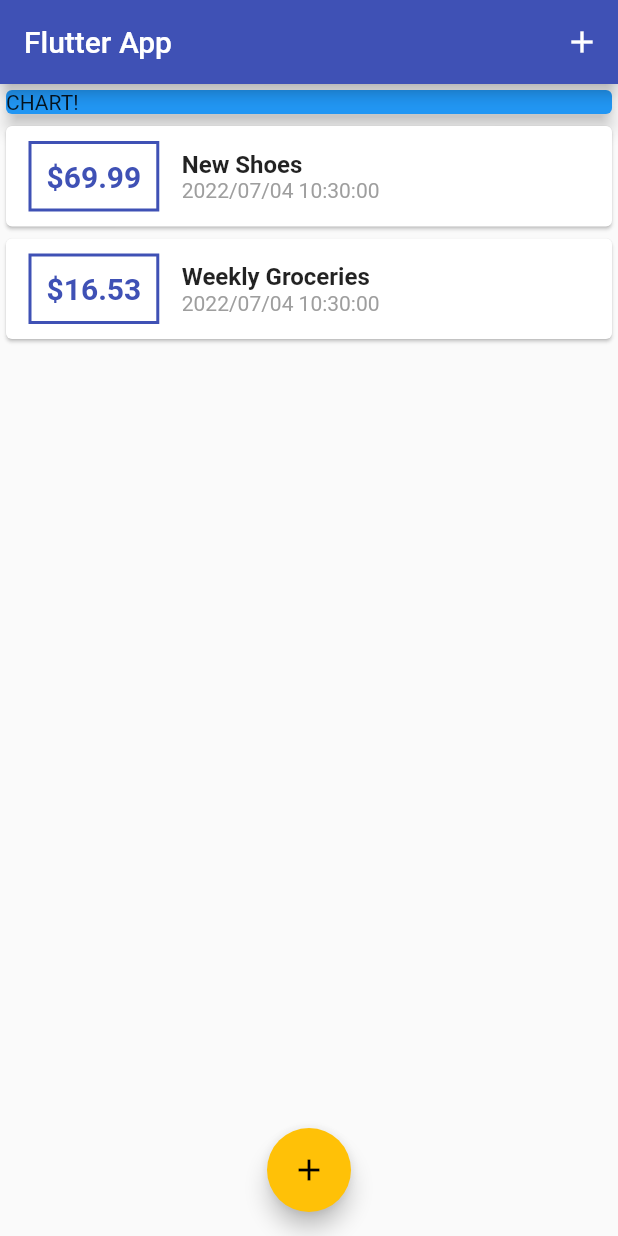
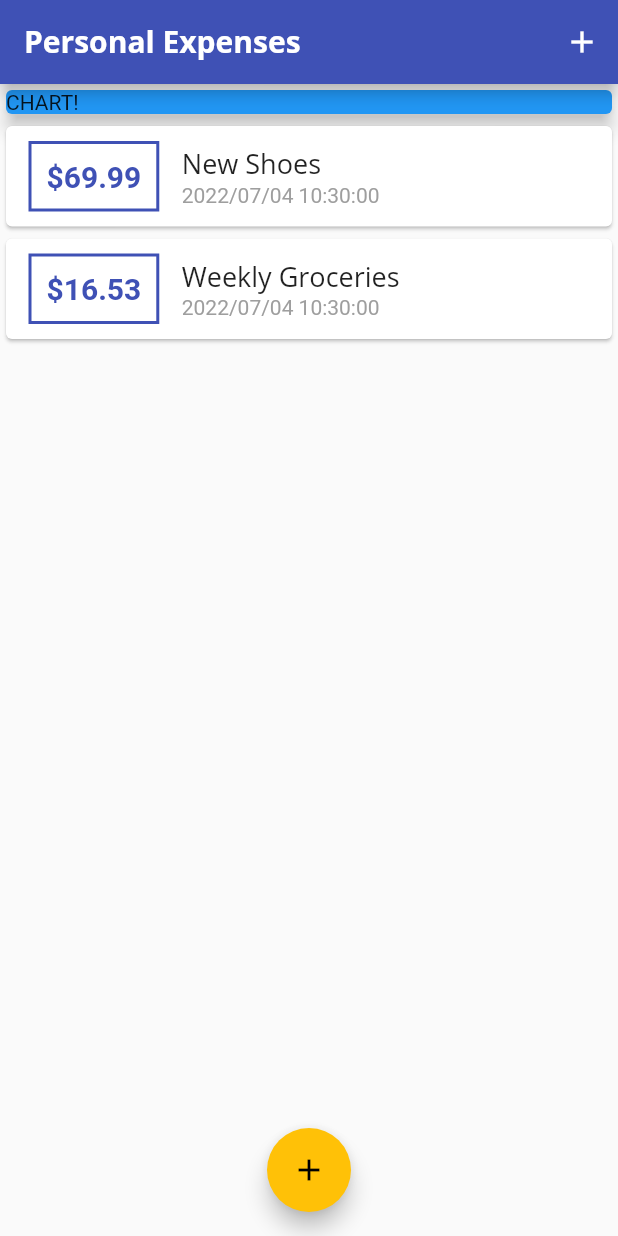
Before and after one commit to sanchoco/personal_expenses_app, a Flutter app: the screen it shows after launch, on a phone screen of 412 x 824 dp. Run offline on Flutter 3.47's test engine with Material 2 defaults, Android fonts, the phone set to English and light mode, and no system bars.

Commit message:
add font, theme style

```diff
--- a/lib/main.dart
+++ b/lib/main.dart
@@ -11,7 +11,21 @@ class MyApp extends StatelessWidget {
     return MaterialApp(
       title: 'Personal Expenses',
       theme: ThemeData(
+        fontFamily: 'Quicksand',
         primarySwatch: Colors.indigo,
+        textTheme: ThemeData.light().textTheme.copyWith(
+              headline6: TextStyle(
+                fontFamily: 'OpenSans',
+                fontSize: 18,
+              ),
+            ),
+        appBarTheme: AppBarTheme(
+          titleTextStyle: TextStyle(
+            fontFamily: 'OpenSans',
+            fontSize: 20,
+            fontWeight: FontWeight.bold,
+          ),
+        ),
         colorScheme: ColorScheme.fromSwatch(
           primarySwatch: Colors.indigo,
           accentColor: Colors.amber,
@@ -62,7 +76,9 @@ class _MyHomePageState extends State<MyHomePage> {
   Widget build(BuildContext context) {
     return Scaffold(
       appBar: AppBar(
-        title: Text('Flutter App'),
+        title: Text(
+          'Personal Expenses',
+        ),
         actions: [
           IconButton(
             icon: Icon(Icons.add),
--- a/lib/widgets/transaction_list.dart
+++ b/lib/widgets/transaction_list.dart
@@ -29,7 +29,7 @@ class TransactionList extends StatelessWidget {
                   children: [
                     Text(
                       transactions[index].title,
-                      style: TextStyle(fontWeight: FontWeight.bold, fontSize: 16),
+                      style: Theme.of(context).textTheme.headline6,
                     ),
                     Text(
                       '${DateFormat('yyyy/MM/dd HH:mm:ss').format(transactions[index].date)}',
```
Also changed, not shown: pubspec.yaml (+13 -12 lines), assets/fonts/OpenSans-Bold.ttf (added), assets/fonts/OpenSans-Regular.ttf (added), assets/fonts/Quicksand-Bold.ttf (added), assets/fonts/Quicksand-Light.ttf (added), assets/fonts/Quicksand-Medium.ttf (added), assets/fonts/Quicksand-Regular.ttf (added).
